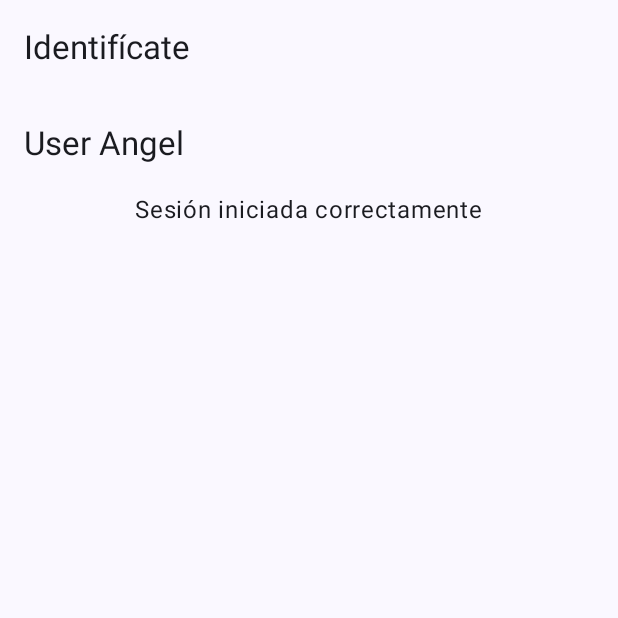
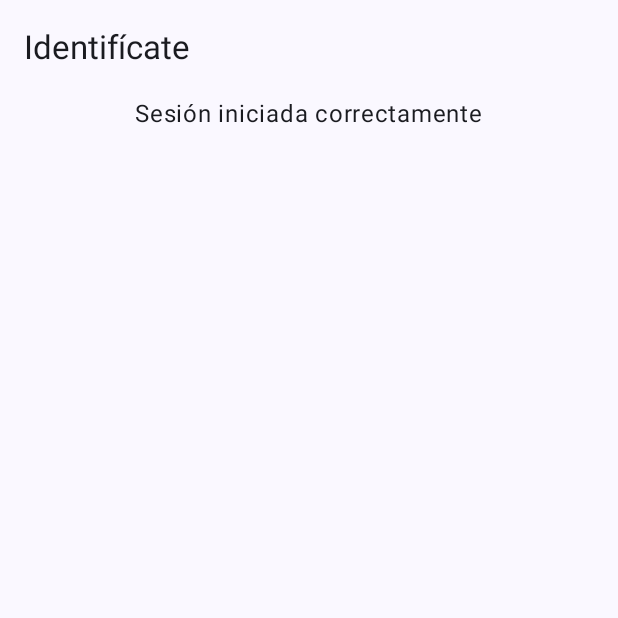
Before and after one commit to Angelmbx/UserLogin, an Android app built with Jetpack Compose: the screen it shows after launch (MainActivity), after a tap on "Log in", on a phone screen of 412 x 824 dp, the top half of it. Run offline under Robolectric (Android 15) with nearby library versions, the phone set to English and light mode, and no system bars.

```diff
--- a/app/src/main/java/com/example/loginusuario/UI/elements/LoggedScreen.kt
+++ b/app/src/main/java/com/example/loginusuario/UI/elements/LoggedScreen.kt
@@ -4,38 +4,20 @@ import androidx.compose.foundation.layout.Column
 import androidx.compose.foundation.layout.PaddingValues
 import androidx.compose.foundation.layout.fillMaxSize
 import androidx.compose.foundation.layout.padding
-import androidx.compose.material3.ExperimentalMaterial3Api
-import androidx.compose.material3.Scaffold
 import androidx.compose.material3.Text
-import androidx.compose.material3.TopAppBar
 import androidx.compose.runtime.Composable
 import androidx.compose.ui.Alignment
 import androidx.compose.ui.Modifier
-import androidx.compose.ui.tooling.preview.Preview
 
-@OptIn(ExperimentalMaterial3Api::class)
 @Composable
 fun LoggedScreen(paddingValues: PaddingValues) {
 
-
-    Scaffold(
-        modifier = Modifier.padding(paddingValues),
-        topBar = {
-            TopAppBar(
-                title = { Text(text = "User Angel") }
-            )
-        }
-    ) { paddingValues2 ->
         Column(
             horizontalAlignment = Alignment.CenterHorizontally,
             modifier = Modifier
                 .fillMaxSize()
-                .padding(paddingValues2)
+                .padding(paddingValues)
         ) {
-
             Text(text ="Sesión iniciada correctamente" )
-
-
         }
-    }
 }
--- a/app/src/main/java/com/example/loginusuario/UI/elements/LoginScreen.kt
+++ b/app/src/main/java/com/example/loginusuario/UI/elements/LoginScreen.kt
@@ -31,10 +31,9 @@ fun LoginScreen(){
     Scaffold (
         topBar = {
             TopAppBar(
-                title = { Text(text = "Identifícate") }
+                title ={ Text(text = "Identifícate") }
             )}
             ) { paddingValues ->
-
 
 
         if(loginScreenview) {
@@ -79,9 +78,7 @@ fun LoginScreen(){
             }
         }
         else {
-
             LoggedScreen(paddingValues)
-
         }
     }
 
```
